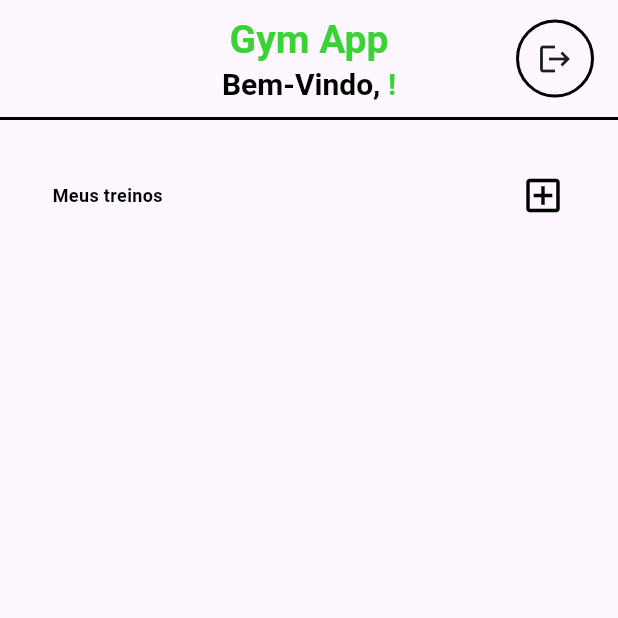
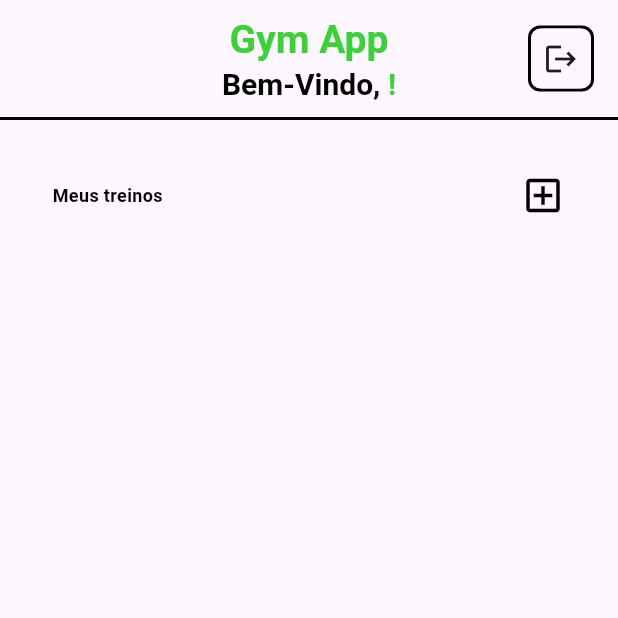
Before and after one commit to ernestosrf/gym-app, a Flutter app: the HomePage screen opened directly, on a phone screen of 412 x 824 dp, the top half of it. Run offline on Flutter 3.47's test engine with Material 3 defaults, Android fonts, the phone set to English and light mode, and no system bars; our stand-ins replace cloud_firestore, firebase_auth, firebase_core; accounts and stored records are empty; statements that could not run were skipped.

Commit message:
Added logout and delete style icons

```diff
--- a/lib/assets/header/header.dart
+++ b/lib/assets/header/header.dart
@@ -102,15 +102,17 @@ class _Header extends State<Header> {
   alignment: Alignment.centerRight,
   child: Container(
     decoration: BoxDecoration(
-      shape: BoxShape.circle,
+      borderRadius: const BorderRadius.all(Radius.circular(8)),
       border: Border.all(
         color: Colors.black,
         width: 2,
       ),
     ),
-    child: IconButton(
-      icon: const Icon(Icons.logout),
-      onPressed: () async {
+    child: Material(
+      clipBehavior: Clip.antiAlias,
+      borderRadius: const BorderRadius.all(Radius.circular(8)),
+      child: InkWell(
+        onTap: () async {
           await FirebaseAuth.instance.signOut();
           print("Usuário desconectado!");
           Navigator.pushReplacement(
@@ -118,6 +120,11 @@ class _Header extends State<Header> {
             MaterialPageRoute(builder: (context) => const LoginPage()),
           );
         },
+        child: const Padding(
+          padding: EdgeInsets.all(8.0),
+          child: Icon(Icons.logout),
+        ),
+      ),
     ),
   ),
 ),
--- a/lib/home.dart
+++ b/lib/home.dart
@@ -131,7 +131,7 @@ class _HomePage extends State<HomePage> {
                                 mainAxisSize: MainAxisSize.min,
                                 children: [
                                   IconButton(
-                                    icon: const Icon(Icons.edit_note_outlined),
+                                    icon: const Icon(Icons.edit),
                                     onPressed: () {
                                       Navigator.push(
                                         context,
@@ -150,7 +150,8 @@ class _HomePage extends State<HomePage> {
                                     },
                                   ),
                                   IconButton(
-                                    icon: const Icon(Icons.delete_outlined),
+                                    icon: Image.asset(
+                                        './assets/icons/delete_icon.png'),
                                     onPressed: () {
                                       deleteExercise(
                                           snapshot.data!.docs[index].id);
--- a/lib/login.dart
+++ b/lib/login.dart
@@ -157,7 +157,7 @@ class _LoginPageState extends State<LoginPage> {
               height: MediaQuery.of(context).size.height,
               width: MediaQuery.of(context).size.width,
               child: Image.asset(
-                '../assets/imagens/gym_edit.jpg',
+                './assets/images/gym_edit.jpg',
                 fit: BoxFit.cover,
               ),
             ),
--- a/pubspec.yaml
+++ b/pubspec.yaml
@@ -66,7 +66,9 @@ flutter:
   #   - images/a_dot_burr.jpeg
   #   - images/a_dot_ham.jpeg
   assets:
-    - ./assets/imagens/gym_edit.jpg
+    - ./assets/images/gym_edit.jpg
+    - ./assets/icons/delete_icon.png
+
 
   # An image asset can refer to one or more resolution-specific "variants", see
   # https://flutter.dev/assets-and-images/#resolution-aware
```
Also changed, not shown: assets/icons/delete_icon.png (added), assets/imagens/PencilSquare.png (deleted), assets/images/gym_edit.jpg (renamed from assets/imagens/gym_edit.jpg), assets/images/gym_no_copyright.jpg (renamed from assets/imagens/gym_no_copyright.jpg), pubspec.lock. Lines whose indentation alone changed are shown as unchanged.
